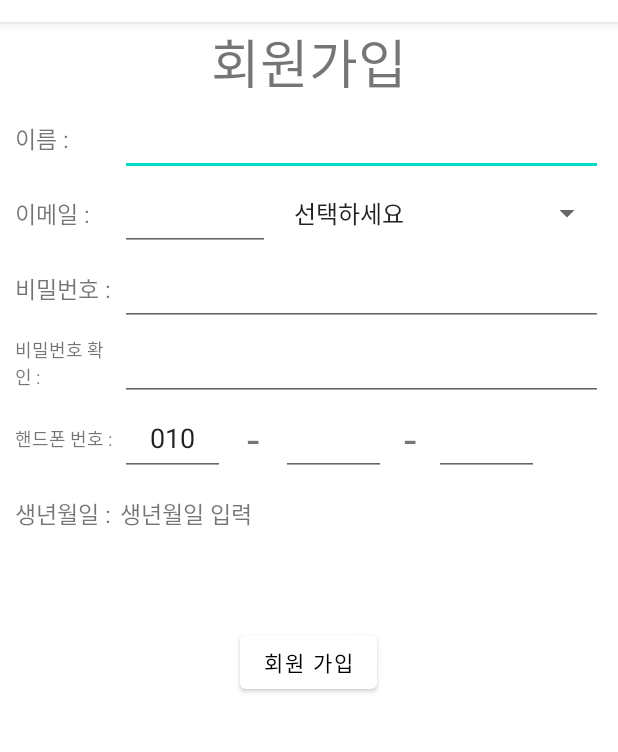
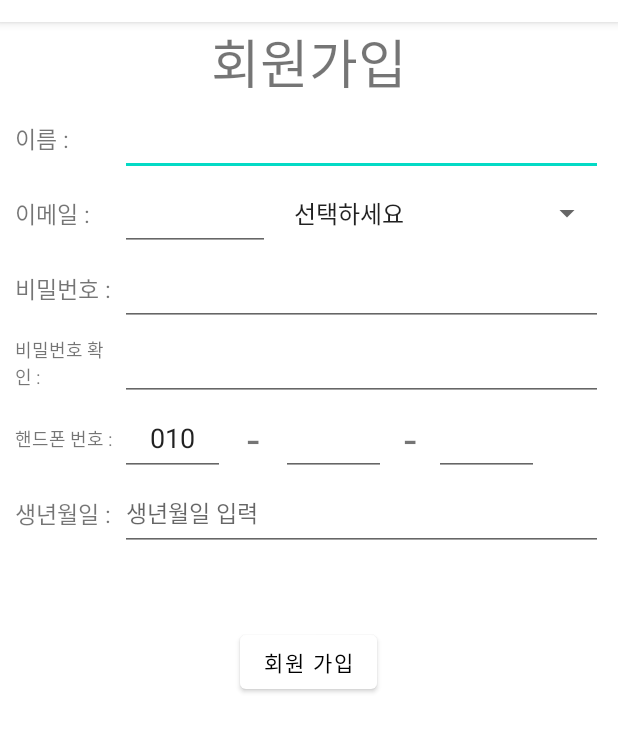
Before and after one commit to yong8048/goodgag, an Android app: the SignUpActivity screen opened directly, with no data from a screen before it, on a phone screen of 412 x 824 dp, the part 62-814 px from its top. Run offline under Robolectric (Android 15) with nearby library versions, the phone set to English and light mode, and no system bars; our stand-ins replace Firebase (no records; nobody signed in at launch, a user with empty details on screens opened directly).

Commit message:
회원가입 관련 코드 추가

```diff
--- a/app/src/main/AndroidManifest.xml
+++ b/app/src/main/AndroidManifest.xml
@@ -7,9 +7,9 @@
         android:allowBackup="true"
         android:dataExtractionRules="@xml/data_extraction_rules"
         android:fullBackupContent="@xml/backup_rules"
-        android:icon="@mipmap/ic_launcher"
+        android:icon="@mipmap/image_splash_foreground"
         android:label="@string/app_name"
-        android:roundIcon="@mipmap/ic_launcher_round"
+        android:roundIcon="@mipmap/image_splash_foreground"
         android:supportsRtl="true"
         android:theme="@style/Theme.Goodgag"
         tools:targetApi="31">
--- a/app/src/main/res/layout/activity_signup.xml
+++ b/app/src/main/res/layout/activity_signup.xml
@@ -68,7 +68,7 @@
                     android:id="@+id/spMailList"
                     android:layout_width="wrap_content"
                     android:layout_height="match_parent"
-                    android:layout_weight="1" />
+                    android:layout_weight="1"/>
 
             </LinearLayout>
 
@@ -90,8 +90,8 @@
                 <EditText
                     android:id="@+id/et_pw"
                     android:layout_width="match_parent"
-                    android:inputType="textPassword"
-                    android:layout_height="50dp" />
+                    android:layout_height="50dp"
+                    android:inputType="textPassword" />
 
             </LinearLayout>
 
@@ -113,8 +113,8 @@
                 <EditText
                     android:id="@+id/et_pwcheck"
                     android:layout_width="match_parent"
-                    android:inputType="textPassword"
-                    android:layout_height="match_parent" />
+                    android:layout_height="match_parent"
+                    android:inputType="textPassword" />
 
             </LinearLayout>
 
@@ -184,19 +184,15 @@
                     android:textSize="15dp" />
 
 
-                <TextView
+                <EditText
                     android:id="@+id/sign_tv_yy_mm_dd"
                     android:layout_width="match_parent"
                     android:layout_height="match_parent"
                     android:gravity="left|center"
-                    android:text="생년월일 입력"
+                    android:hint="생년월일 입력"
                     android:textSize="15dp" />
             </LinearLayout>
 
-            <FrameLayout
-                android:id="@+id/frame"
-                android:layout_width="wrap_content"
-                android:layout_height="wrap_content"></FrameLayout>
 
             <LinearLayout
                 android:layout_width="match_parent"
@@ -205,11 +201,11 @@
                 android:gravity="center">
 
                 <Button
-                    android:id="@+id/btn_signUp"
+                    android:id="@+id/btnSignUp"
                     android:layout_width="wrap_content"
                     android:layout_height="wrap_content"
                     android:text="회원 가입"
-                    android:textColor="@color/black"/>
+                    android:textColor="@color/black" />
 
             </LinearLayout>
 
--- a/app/src/main/res/values/listmail.xml
+++ b/app/src/main/res/values/listmail.xml
@@ -2,10 +2,10 @@
 <resources>
     <string-array name="mails">
         <item>선택하세요</item>
-        <item>gmail.com</item>
-        <item>naver.com</item>
-        <item>hanmail.net</item>
-        <item>kakao.com</item>
-        <item>samsung.com</item>
+        <item>"@gmail.com"</item>
+        <item>"@naver.com"</item>
+        <item>"@hanmail.net"</item>
+        <item>"@kakao.com"</item>
+        <item>"@samsung.com"</item>
     </string-array>
 </resources>
```
Also changed, not shown: app/src/main/java/com/example/goodgag/activity/SignUpActivity.kt (+25 -2 lines).
